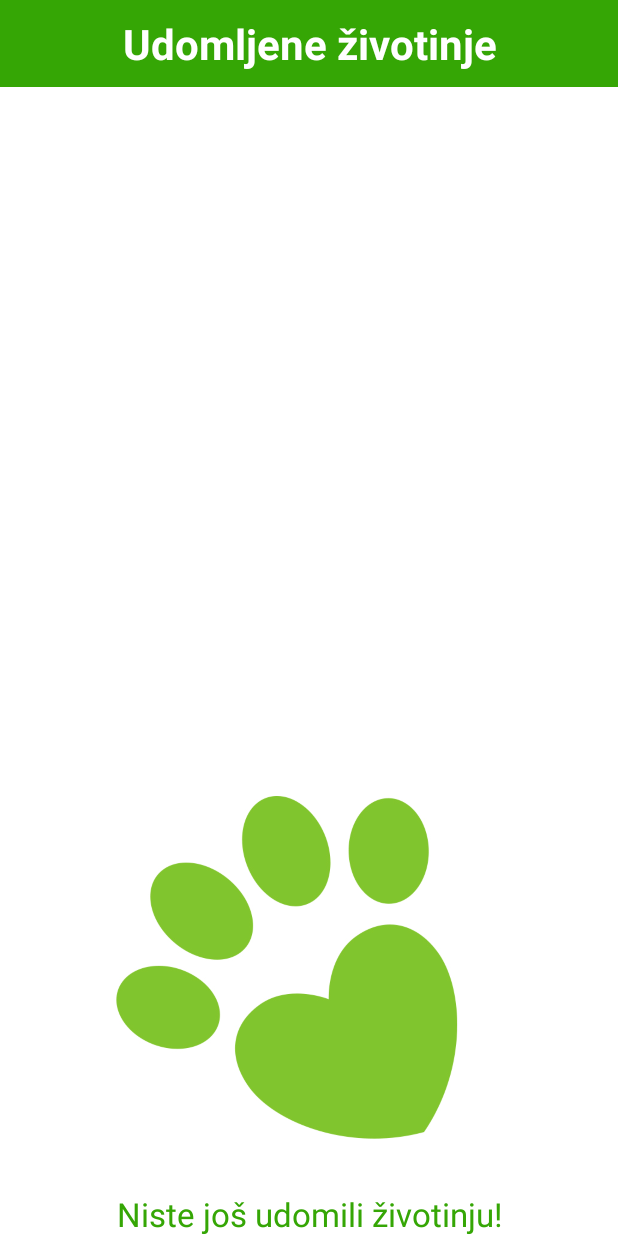
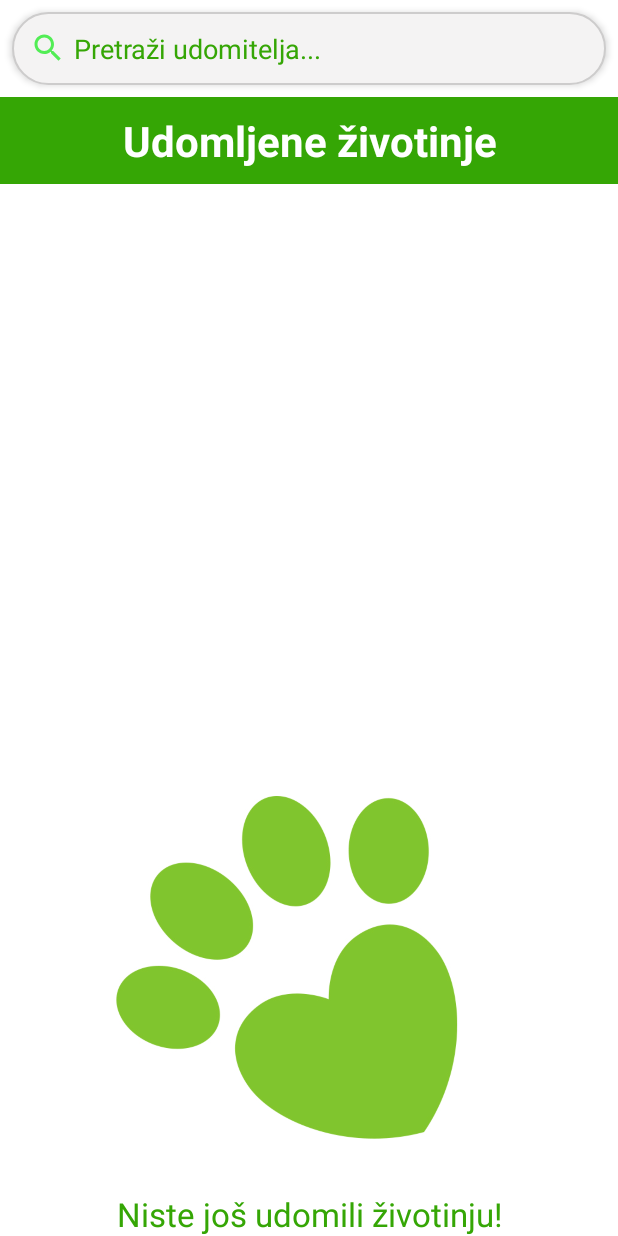
Before and after one commit to Xerokee/PIS_Azil, an Android app: the layout fragment_my_adopted.xml on its own in the app's theme, with its tools: preview values and no code run, on a phone screen of 412 x 824 dp. Run offline under Robolectric (Android 15) with nearby library versions, the phone set to English and light mode, and no system bars; Roboto replaces fonts that are not available here.

Commit message:
Search for Adopter functionality

```diff
--- a/app/src/main/res/layout/fragment_my_adopted.xml
+++ b/app/src/main/res/layout/fragment_my_adopted.xml
@@ -1,12 +1,27 @@
 <?xml version="1.0" encoding="utf-8"?>
 <LinearLayout xmlns:android="http://schemas.android.com/apk/res/android"
     xmlns:tools="http://schemas.android.com/tools"
+    xmlns:app="http://schemas.android.com/apk/res-auto"
     android:layout_width="match_parent"
     android:layout_height="match_parent"
-    xmlns:app="http://schemas.android.com/apk/res-auto"
     android:orientation="vertical"
     android:background="@color/white"
     tools:context=".fragments.MyAdoptedFragment">
+
+    <!-- Dodano polje za pretraživanje -->
+    <EditText
+        android:id="@+id/search_adopter_box"
+        android:layout_width="match_parent"
+        android:layout_height="wrap_content"
+        android:hint="Pretraži udomitelja..."
+        android:padding="12dp"
+        android:textColor="@color/green_700"
+        android:textColorHint="@color/green_700"
+        android:background="@drawable/search_gb"
+        android:drawableLeft="@drawable/ic_baseline_search_24"
+        android:drawablePadding="5dp"
+        android:elevation="3dp"
+        android:layout_margin="8dp" />
 
     <!-- Naslov za udomljene životinje -->
     <TextView
@@ -30,7 +45,7 @@
         android:layout_weight="1"
         android:layout_marginLeft="10dp"
         android:layout_marginRight="10dp"
-        app:layoutManager="androidx.recyclerview.widget.LinearLayoutManager"/>
+        app:layoutManager="androidx.recyclerview.widget.LinearLayoutManager" />
 
     <!-- Prikaz kada nema udomljenih životinja -->
     <ImageView
@@ -40,7 +55,7 @@
         android:layout_gravity="center"
         android:src="@drawable/paw"
         android:visibility="gone"
-        tools:visibility="visible"/>
+        tools:visibility="visible" />
 
     <TextView
         android:id="@+id/new_animals_textview"
@@ -53,6 +68,6 @@
         android:textColor="@color/green_700"
         android:layout_gravity="center"
         android:visibility="gone"
-        tools:visibility="visible"/>
+        tools:visibility="visible" />
 
 </LinearLayout>
```
Also changed, not shown: app/src/main/java/com/activity/pis_azil/adapters/MyAdoptedAnimalsAdapter.java (+23 -9 lines), app/src/main/java/com/activity/pis_azil/fragments/MyAdoptedFragment.java (+81 -4 lines), app/src/main/java/com/activity/pis_azil/models/UpdateDnevnikModel.java (+8 -1 lines), app/src/main/res/layout/fragment_home.xml (+8 -3 lines), app/src/main/res/drawable/search_filter.png (added).
